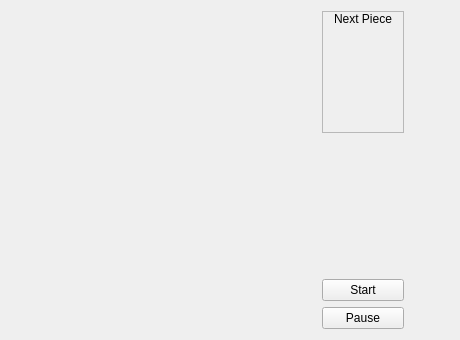
The window that plugins/tetrisgame/GuiTetris.ui (hwgao/beebeep) describes before a commit, drawn with Qt 5.
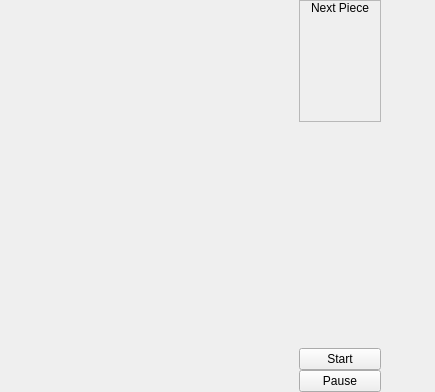
The same window after the commit. Custom widgets are drawn as their Qt base class.

Patch:
```diff
--- a/plugins/tetrisgame/GuiTetris.ui
+++ b/plugins/tetrisgame/GuiTetris.ui
@@ -6,38 +6,62 @@
    <rect>
     <x>0</x>
     <y>0</y>
-    <width>460</width>
-    <height>340</height>
+    <width>435</width>
+    <height>392</height>
    </rect>
   </property>
   <property name="windowTitle">
    <string>Form</string>
   </property>
-  <layout class="QGridLayout" name="gridLayout">
+  <layout class="QGridLayout" name="gridLayout_2">
+   <property name="margin">
+    <number>0</number>
+   </property>
+   <property name="spacing">
+    <number>0</number>
+   </property>
    <item row="0" column="0">
-    <spacer name="horizontalSpacer_2">
+    <spacer name="horizontalSpacer">
      <property name="orientation">
       <enum>Qt::Horizontal</enum>
      </property>
      <property name="sizeHint" stdset="0">
       <size>
-       <width>27</width>
+       <width>51</width>
        <height>20</height>
       </size>
      </property>
     </spacer>
    </item>
-   <item row="0" column="1" rowspan="4">
+   <item row="0" column="1">
+    <widget class="QFrame" name="frame_2">
+     <property name="frameShape">
+      <enum>QFrame::NoFrame</enum>
+     </property>
+     <property name="frameShadow">
+      <enum>QFrame::Plain</enum>
+     </property>
+     <property name="lineWidth">
+      <number>0</number>
+     </property>
+     <layout class="QGridLayout" name="gridLayout">
+      <property name="margin">
+       <number>0</number>
+      </property>
+      <property name="spacing">
+       <number>0</number>
+      </property>
+      <item row="0" column="0" rowspan="4">
     <widget class="TetrisBoard" name="mp_board">
      <property name="minimumSize">
       <size>
-       <width>260</width>
+          <width>244</width>
        <height>0</height>
       </size>
      </property>
     </widget>
    </item>
-   <item row="0" column="2">
+      <item row="0" column="1">
     <widget class="QFrame" name="frame">
      <property name="frameShape">
       <enum>QFrame::StyledPanel</enum>
@@ -94,20 +118,7 @@
      </layout>
     </widget>
    </item>
-   <item row="0" column="3" rowspan="2">
-    <spacer name="horizontalSpacer">
-     <property name="orientation">
-      <enum>Qt::Horizontal</enum>
-     </property>
-     <property name="sizeHint" stdset="0">
-      <size>
-       <width>27</width>
-       <height>196</height>
-      </size>
-     </property>
-    </spacer>
-   </item>
-   <item row="1" column="2">
+      <item row="1" column="1">
     <spacer name="verticalSpacer_2">
      <property name="orientation">
       <enum>Qt::Vertical</enum>
@@ -115,12 +126,12 @@
      <property name="sizeHint" stdset="0">
       <size>
        <width>68</width>
-       <height>132</height>
+          <height>220</height>
       </size>
      </property>
     </spacer>
    </item>
-   <item row="2" column="2">
+      <item row="2" column="1">
     <widget class="QPushButton" name="mp_pbStart">
      <property name="focusPolicy">
       <enum>Qt::NoFocus</enum>
@@ -130,7 +141,7 @@
      </property>
     </widget>
    </item>
-   <item row="3" column="2">
+      <item row="3" column="1">
     <widget class="QPushButton" name="mp_pbPause">
      <property name="focusPolicy">
       <enum>Qt::NoFocus</enum>
@@ -139,6 +150,22 @@
       <string>Pause</string>
      </property>
     </widget>
+      </item>
+     </layout>
+    </widget>
+   </item>
+   <item row="0" column="2">
+    <spacer name="horizontalSpacer_2">
+     <property name="orientation">
+      <enum>Qt::Horizontal</enum>
+     </property>
+     <property name="sizeHint" stdset="0">
+      <size>
+       <width>50</width>
+       <height>20</height>
+      </size>
+     </property>
+    </spacer>
    </item>
   </layout>
  </widget>
```
Lines whose indentation alone changed are shown as unchanged.
